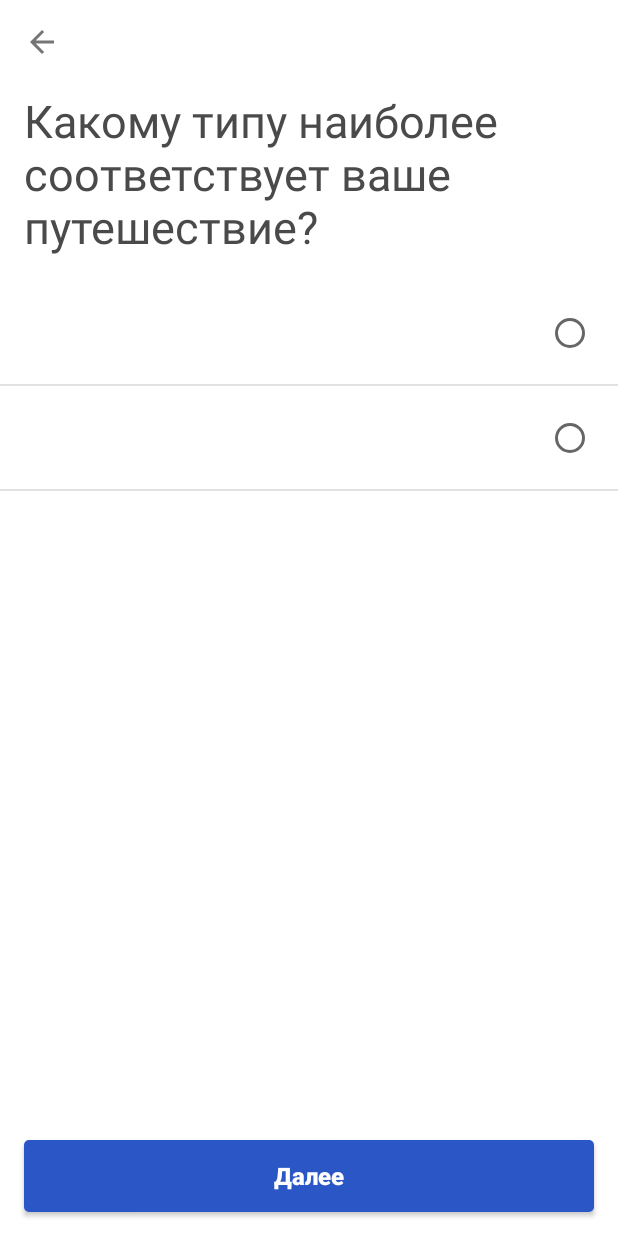
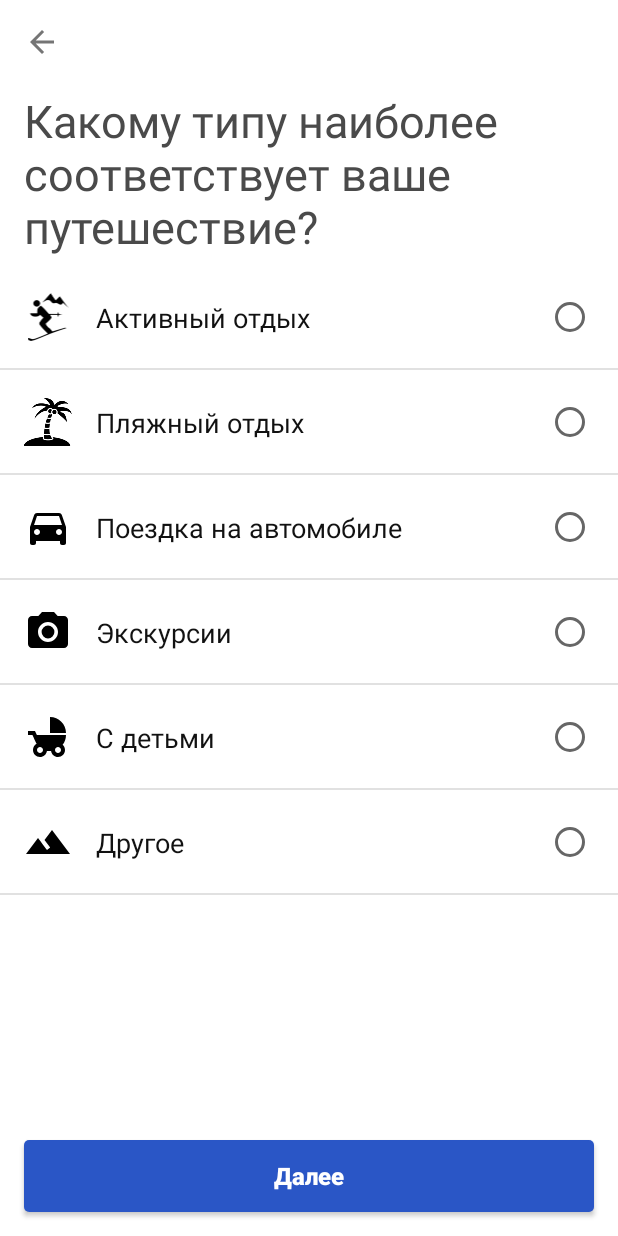
Before and after one commit to themanthing/letsgo-app, an Android app: the layout fragment_travel_type.xml on its own in the app's theme, with its tools: preview values and no code run, on a phone screen of 412 x 824 dp. Run offline under Robolectric (Android 15) with nearby library versions, the phone set to English and light mode, and no system bars.

Commit message:
add custom radio button

```diff
--- a/app/src/main/java/ru/mobilesoft/piligram/ui/widget/CustomRadioButton.java
+++ b/app/src/main/java/ru/mobilesoft/piligram/ui/widget/CustomRadioButton.java
@@ -1,9 +1,18 @@
 package ru.mobilesoft.piligram.ui.widget;
 
 import android.content.Context;
+import android.content.res.TypedArray;
+import android.support.annotation.DrawableRes;
 import android.support.annotation.Nullable;
 import android.util.AttributeSet;
+import android.view.View;
+import android.view.ViewGroup;
 import android.widget.FrameLayout;
+import android.widget.ImageView;
+import android.widget.RadioButton;
+import android.widget.TextView;
+
+import org.w3c.dom.Text;
 
 import ru.mobilesoft.piligram.R;
 
@@ -12,6 +21,11 @@ import ru.mobilesoft.piligram.R;
  */
 
 public class CustomRadioButton extends FrameLayout {
+
+    private ImageView icon;
+    private TextView title;
+    private RadioButton radio;
+    private ViewGroup rootView;
 
     public CustomRadioButton(Context context) {
         super(context);
@@ -30,9 +44,48 @@ public class CustomRadioButton extends FrameLayout {
 
     private void init(@Nullable AttributeSet attrs) {
         inflate(getContext(), R.layout.widget_radio_button, this);
-
+        initView();
         if (attrs != null) {
-
+            TypedArray array = getContext().obtainStyledAttributes(attrs, R.styleable.CustomRadioButton);
+            try {
+                setTitle(array.getString(R.styleable.CustomRadioButton_android_text));
+                setIcon(array.getResourceId(R.styleable.CustomRadioButton_icon, R.drawable.ski));
+            }finally {
+                array.recycle();
+            }
         }
     }
+
+    private void initView(){
+        icon = (ImageView) findViewById(R.id.icon);
+        title = (TextView) findViewById(R.id.title);
+        radio = (RadioButton) findViewById(R.id.radio);
+        rootView = (ViewGroup) findViewById(R.id.rootView);
+    }
+
+    public void setIcon(@DrawableRes int icon){
+        this.icon.setImageResource(icon);
+    }
+
+    public void setTitle(CharSequence title){
+        this.title.setText(title);
+    }
+
+    public boolean isCheced(){
+        return radio.isChecked();
+    }
+
+    public void setChecked(boolean checked){
+        radio.setChecked(checked);
+    }
+
+    @Override
+    public void setOnClickListener(@Nullable OnClickListener l) {
+        rootView.setOnClickListener(v -> {
+            if (l != null){
+                l.onClick(CustomRadioButton.this);
+            }
+        });
+    }
+
 }
--- a/app/src/main/res/layout/fragment_travel_type.xml
+++ b/app/src/main/res/layout/fragment_travel_type.xml
@@ -31,18 +31,54 @@
                 android:layout_marginTop="4dp"
                 android:text="@string/travel_type_title"
                 android:textColor="#4a4a4a"
+                android:paddingBottom="5dp"
                 android:textSize="30sp" />
 
             <LinearLayout
+                android:id="@+id/select_group"
                 android:layout_width="match_parent"
                 android:layout_height="wrap_content"
                 android:orientation="vertical">
 
                 <ru.mobilesoft.piligram.ui.widget.CustomRadioButton
+                    android:id="@+id/rb_active"
+                    android:text="@string/travels_type_item_active"
+                    app:icon="@drawable/ski"
                     android:layout_width="match_parent"
                     android:layout_height="wrap_content" />
 
                 <ru.mobilesoft.piligram.ui.widget.CustomRadioButton
+                    android:id="@+id/rb_beach"
+                    android:text="@string/travels_type_item_beach"
+                    app:icon="@drawable/palm"
+                    android:layout_width="match_parent"
+                    android:layout_height="wrap_content" />
+
+                <ru.mobilesoft.piligram.ui.widget.CustomRadioButton
+                    android:id="@+id/rb_car"
+                    android:text="@string/travels_type_item_car"
+                    app:icon="@drawable/ic_directions_car_black_24dp"
+                    android:layout_width="match_parent"
+                    android:layout_height="wrap_content" />
+
+                <ru.mobilesoft.piligram.ui.widget.CustomRadioButton
+                    android:id="@+id/rb_excursions"
+                    android:text="@string/travels_type_item_excursions"
+                    app:icon="@drawable/ic_photo_camera_black_24dp"
+                    android:layout_width="match_parent"
+                    android:layout_height="wrap_content" />
+
+                <ru.mobilesoft.piligram.ui.widget.CustomRadioButton
+                    android:id="@+id/rb_child"
+                    android:text="@string/travels_type_item_child"
+                    app:icon="@drawable/ic_child_friendly_black_24dp"
+                    android:layout_width="match_parent"
+                    android:layout_height="wrap_content" />
+
+                <ru.mobilesoft.piligram.ui.widget.CustomRadioButton
+                    android:id="@+id/rb_other"
+                    android:text="@string/travels_type_item_other"
+                    app:icon="@drawable/ic_landscape_black_24dp"
                     android:layout_width="match_parent"
                     android:layout_height="wrap_content" />
 
--- a/app/src/main/res/layout/widget_radio_button.xml
+++ b/app/src/main/res/layout/widget_radio_button.xml
@@ -4,6 +4,7 @@
     android:layout_width="match_parent"
     android:background="?attr/selectableItemBackground"
     android:clickable="true"
+    android:id="@+id/rootView"
     android:layout_height="70dp">
 
     <ImageView
@@ -22,6 +23,7 @@
 
     <TextView
         android:id="@+id/title"
+        android:textSize="18sp"
         android:layout_width="match_parent"
         android:layout_height="wrap_content"
         android:layout_centerVertical="true"
```
Also changed, not shown: app/src/main/java/ru/mobilesoft/piligram/ui/fragments/travels/TravelTypeFragment.java (+23 -1 lines).
